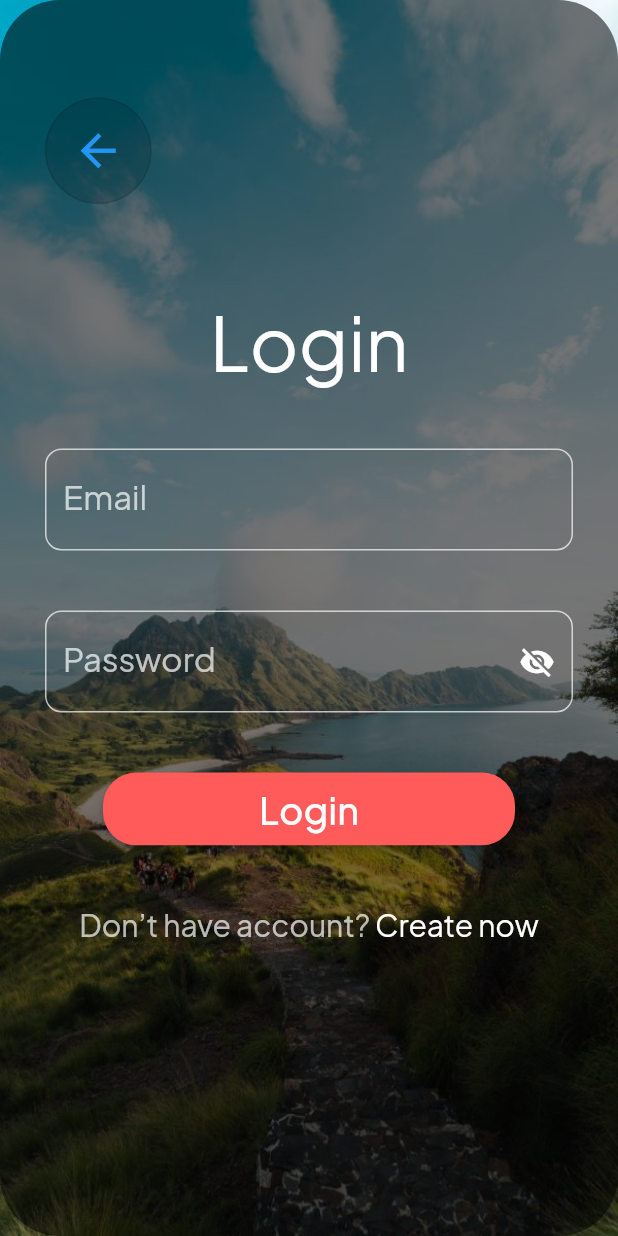
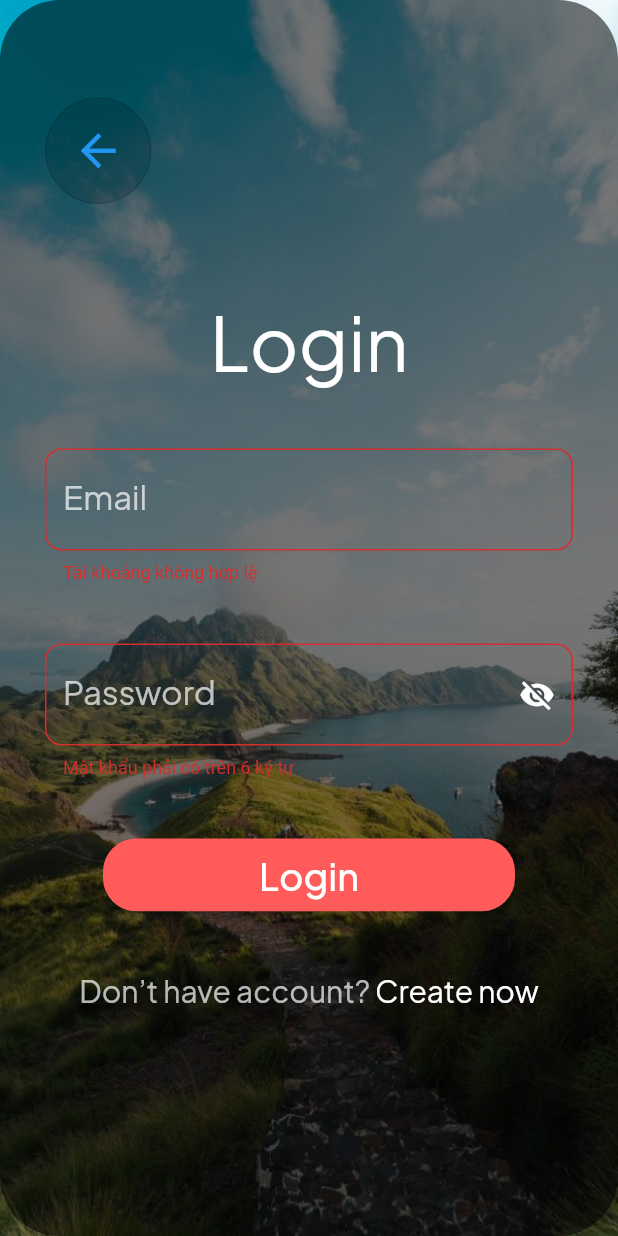
Before and after one commit to TanHugg/AppTravel, a Flutter app: the LoginPage screen opened directly, after a tap on "Login", on a phone screen of 412 x 824 dp. Run offline on Flutter 3.47's test engine with Material 2 defaults, Android fonts, the phone set to English and light mode, and no system bars; our stand-ins replace auto_size_text, cloud_firestore, firebase_auth, firebase_core, font_awesome_flutter, google_fonts and 5 more; accounts and stored records are empty.

Commit message:
100% Login,SignUp => Valadition

```diff
--- a/lib/pages/login_page.dart
+++ b/lib/pages/login_page.dart
@@ -4,6 +4,7 @@ import 'package:flutter/material.dart';
 import 'package:google_fonts/google_fonts.dart';
 import 'package:travel_app/pages/main_page.dart';
 import 'package:travel_app/pages/signup_page.dart';
+import 'package:travel_app/values/custom_snackbar.dart';
 
 class LoginPage extends StatefulWidget {
   const LoginPage({Key? key}) : super(key: key);
@@ -28,18 +29,8 @@ class _LoginPageState extends State<LoginPage> {
       user = userCredential.user;
     } on FirebaseAuthException catch (e) {
       if (e.code == "user-not-found") {
-        ScaffoldMessenger.of(context).showSnackBar(SnackBar(
-            content: Text(
-              "Email hoặc Mật khẩu không đúng!",
-              style: TextStyle(fontSize: 20),
-            ),
-            behavior: SnackBarBehavior.floating,
-            margin: EdgeInsets.only(bottom: 20,left: 20,right: 20),
-            backgroundColor: Color(0xff6d6875),
-            shape: RoundedRectangleBorder(
-              borderRadius: BorderRadius.circular(20)),
-            duration: Duration(seconds: 3),
-            elevation: 3.0,));
+        CustomSnackbar.show(
+            context, 'Email hoặc Mật khẩu không đúng!');
         print("No user found for that email");
       }
     }
@@ -70,6 +61,7 @@ class _LoginPageState extends State<LoginPage> {
   @override
   Widget build(BuildContext context) {
     Size size = MediaQuery.of(context).size; //Thông số size của điện thoại
+    bool _isValid = true;
     return Scaffold(
       body: Stack(
         children: <Widget>[
@@ -134,10 +126,9 @@ class _LoginPageState extends State<LoginPage> {
                                 const BorderSide(color: Colors.white70),
                               ),
                               labelText: 'Email',
-                              errorText: _emailInValid ? _emailError : null,
-                              labelStyle:
-                                  const TextStyle(color: Colors.white70),
-                              //BẬT / TẮT HIỂN THỊ MẬT KHẨU
+                              errorText:
+                              !_isValid || _emailInValid ? _emailError : null,
+                              labelStyle: const TextStyle(color: Colors.white70),
                             ),
                           ),
                         ),
@@ -193,27 +184,33 @@ class _LoginPageState extends State<LoginPage> {
                             //NÚT  LOGIN
                             child: ElevatedButton(
                               onPressed: () async {
-                                User? user = await loginUsingEmailPassword(
-                                    email: emailController.text,
-                                    password: passwordController.text,
-                                    context: context);
                                 if (!emailController.text.contains("@")) {
                                   _emailInValid = true;
+                                  _isValid = false;
                                 } else {
                                   _emailInValid = false;
                                 }
                                 if (passwordController.text.length < 6) {
                                   _passInValid = true;
+                                  _isValid = false;
                                 } else {
                                   _passInValid = false;
                                 }
+
+                                if (_isValid) {
+                                  User? user = await loginUsingEmailPassword(
+                                      email: emailController.text,
+                                      password: passwordController.text,
+                                      context: context);
 
                                   if (user != null) {
                                     Navigator.push(
                                         context,
                                         MaterialPageRoute(
-                                          builder: (context) =>
-                                              const MainPage()));
+                                            builder: (context) => const MainPage()));
+                                  }
+                                } else {
+                                  setState(() {});
                                 }
                               },
                               style: ElevatedButton.styleFrom(
--- a/lib/values/custom_snackbar.dart
+++ b/lib/values/custom_snackbar.dart
@@ -7,7 +7,7 @@ class CustomSnackbar{
         backgroundColor: Colors.green,
         duration: Duration(seconds: 3),
         shape: RoundedRectangleBorder(
-          borderRadius: BorderRadius.circular(10.0),
+          borderRadius: BorderRadius.circular(20),
         ),
         behavior: SnackBarBehavior.floating,
         content: Row(
--- a/lib/widget/BoughtTour/show_bought_tour.dart
+++ b/lib/widget/BoughtTour/show_bought_tour.dart
@@ -235,6 +235,8 @@ class ShowBoughtTour extends StatelessWidget {
                                     ],
                                   ),
                                 ),
+
+                                //Images
                                 Positioned(
                                   top: 120,
                                   left: 220,
```
Also changed, not shown: lib/pages/signup_page.dart (+19 -13 lines). Lines whose indentation alone changed are shown as unchanged.
